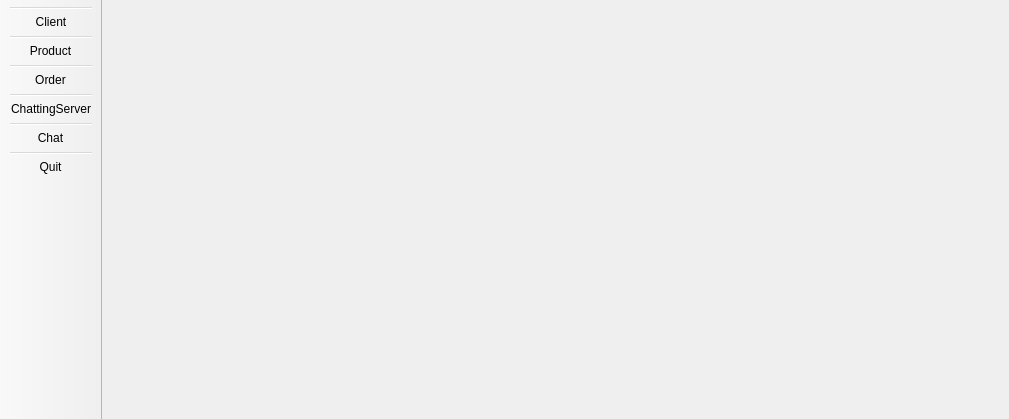
Before: the Qt Designer form Osstem_Project/mainwindow.ui in jshs214/Qt_Project, drawn with Qt 5.
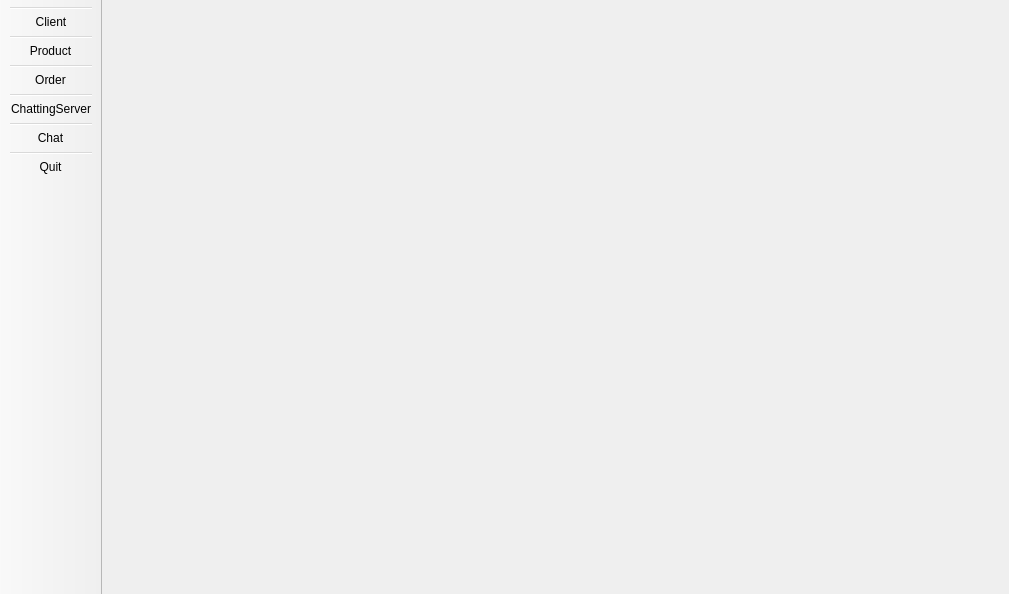
After: the same form once the commit is applied.

Diff of the .ui file:
```diff
--- a/Osstem_Project/mainwindow.ui
+++ b/Osstem_Project/mainwindow.ui
@@ -7,7 +7,7 @@
     <x>0</x>
     <y>0</y>
     <width>1009</width>
-    <height>419</height>
+    <height>594</height>
    </rect>
   </property>
   <property name="windowTitle">
```
